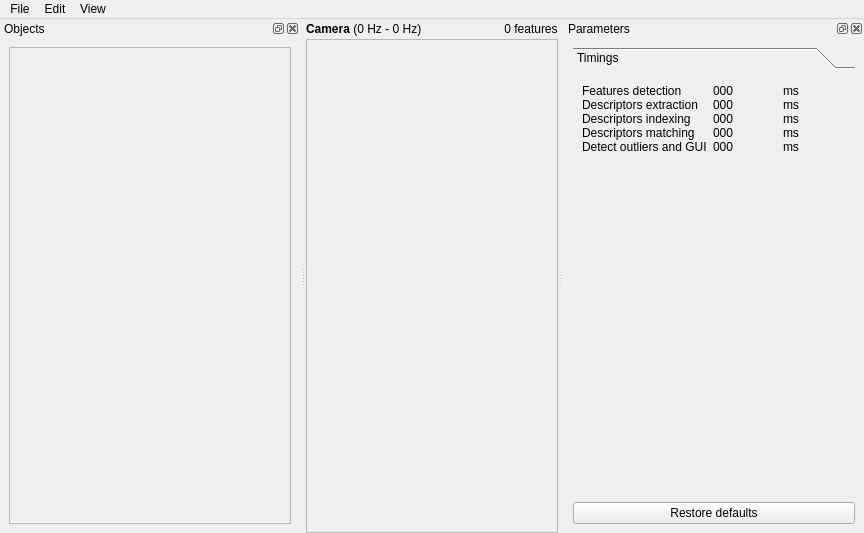
Before: the Qt Designer form src/ui/mainWindow.ui in introlab/find-object, drawn with Qt 5.
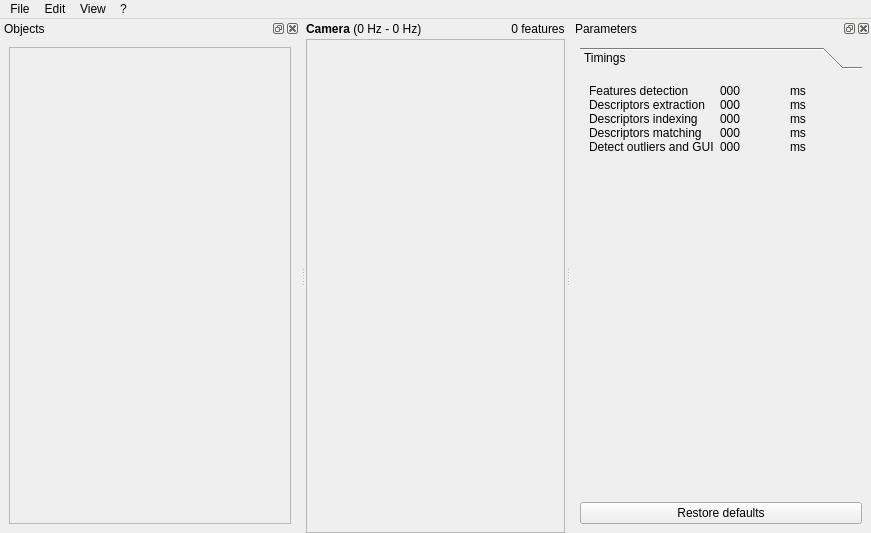
After: the same form once the commit is applied. Custom widgets are drawn as their Qt base class.

Commit message: Added About dialog

Patch:
```diff
--- a/src/ui/mainWindow.ui
+++ b/src/ui/mainWindow.ui
@@ -6,7 +6,7 @@
    <rect>
     <x>0</x>
     <y>0</y>
-    <width>864</width>
+    <width>871</width>
     <height>533</height>
    </rect>
   </property>
@@ -130,8 +130,8 @@
     <rect>
      <x>0</x>
      <y>0</y>
-     <width>864</width>
-     <height>25</height>
+     <width>871</width>
+     <height>22</height>
     </rect>
    </property>
    <widget class="QMenu" name="menuFile">
@@ -156,15 +156,22 @@
      <string>View</string>
     </property>
    </widget>
+   <widget class="QMenu" name="menu">
+    <property name="title">
+     <string>?</string>
+    </property>
+    <addaction name="actionAbout"/>
+   </widget>
    <addaction name="menuFile"/>
    <addaction name="menuEdit"/>
    <addaction name="menuView"/>
+   <addaction name="menu"/>
   </widget>
   <widget class="QDockWidget" name="dockWidget_parameters">
    <property name="minimumSize">
     <size>
      <width>300</width>
-     <height>180</height>
+     <height>194</height>
     </size>
    </property>
    <property name="floating">
@@ -188,8 +195,8 @@
          <rect>
           <x>0</x>
           <y>0</y>
-          <width>282</width>
-          <height>401</height>
+          <width>276</width>
+          <height>393</height>
          </rect>
         </property>
         <attribute name="label">
@@ -204,9 +211,6 @@
            <property name="verticalSpacing">
             <number>0</number>
            </property>
-           <property name="margin">
-            <number>0</number>
-           </property>
            <item row="0" column="2">
             <widget class="QLabel" name="label_3">
              <property name="text">
```
Left out of the diff: 13 changed lines with no effect on the pictures. The commit also changes 6 other files.
